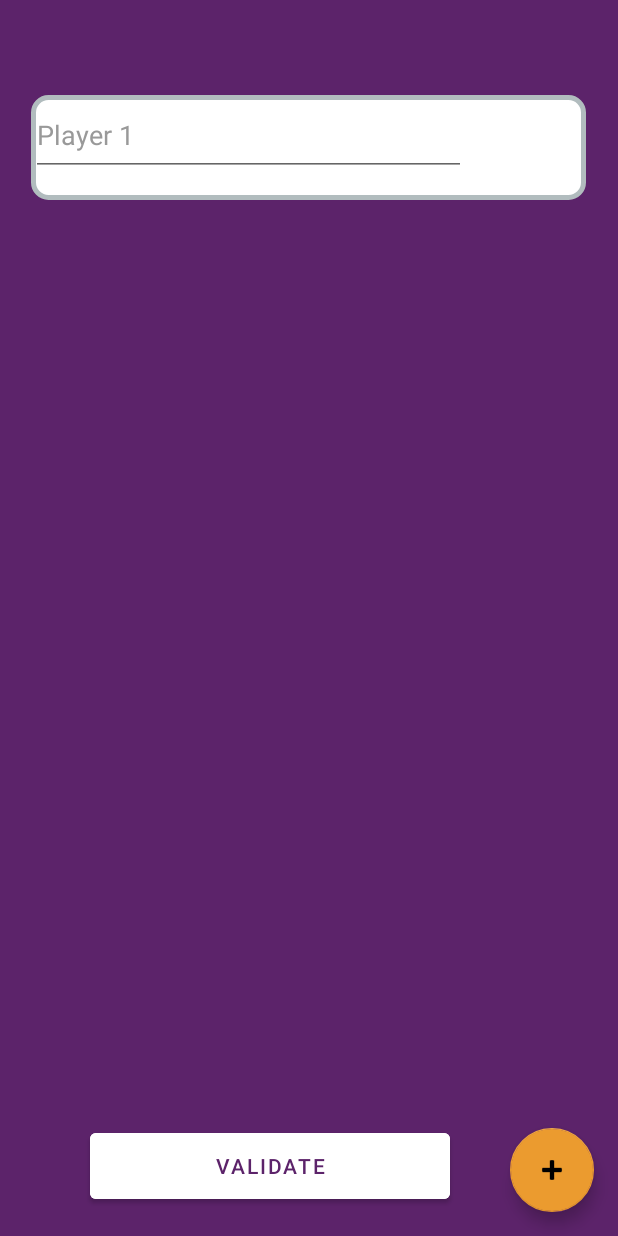
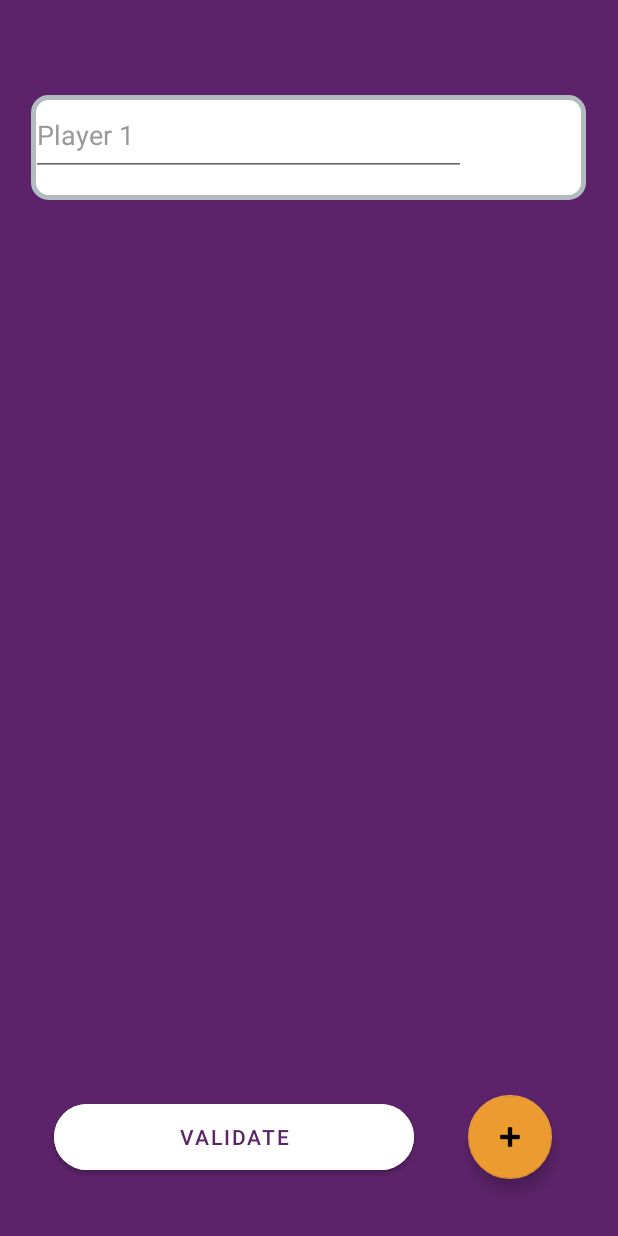
Before and after one commit to beliaran/PFE, an Android app: the AddPlayersFragment screen opened through its navigation route, on a phone screen of 412 x 824 dp. Run offline under Robolectric (Android 15) with nearby library versions, the phone set to English and light mode, and no system bars; our stand-ins replace navigation-ui; 1 statement that could not run was skipped.

Commit message:
changes of design and added scoreboard

```diff
--- a/LD/Android/app/src/main/java/fr/eseo/pfemolkky/ui/addplayers/AddPlayersFragment.java
+++ b/LD/Android/app/src/main/java/fr/eseo/pfemolkky/ui/addplayers/AddPlayersFragment.java
@@ -112,7 +112,7 @@ public class AddPlayersFragment extends Fragment {
         LinearLayout layoutPlayers = root.findViewById(R.id.layoutPlayers);
         layoutPlayers.removeAllViews();
         ConstraintLayout clspace= new ConstraintLayout(getContext());
-        ViewGroup.LayoutParams layoutParams = new ViewGroup.LayoutParams(
+        ConstraintLayout.LayoutParams layoutParams = new ConstraintLayout.LayoutParams(
                 ConstraintLayout.LayoutParams.MATCH_PARENT,
                 (int)TypedValue.applyDimension(TypedValue.COMPLEX_UNIT_DIP, 60, getResources().getDisplayMetrics()));
         clspace.setLayoutParams(layoutParams);
--- a/LD/Android/app/src/main/res/drawable/selecttypegameroundedcorner.xml
+++ b/LD/Android/app/src/main/res/drawable/selecttypegameroundedcorner.xml
@@ -2,9 +2,4 @@
 <shape xmlns:android="http://schemas.android.com/apk/res/android">
     <solid android:color="@color/white"/>
     <corners android:radius="100dp" />
-
-    <stroke
-        android:width="5dp"
-        android:color="@color/orange"
-        />
 </shape>
--- a/LD/Android/app/src/main/res/layout-land/fragment_main.xml
+++ b/LD/Android/app/src/main/res/layout-land/fragment_main.xml
@@ -22,7 +22,8 @@
         app:layout_constraintHorizontal_bias="0.205"
         app:layout_constraintStart_toStartOf="parent"
         app:layout_constraintTop_toTopOf="parent"
-        app:layout_constraintVertical_bias="0.909" />
+        app:layout_constraintVertical_bias="0.909"
+        app:rippleColor="@color/orange" />
 
     <Button
         android:id="@+id/buttonConnectMolkky"
@@ -37,7 +38,8 @@
         app:layout_constraintHorizontal_bias="0.826"
         app:layout_constraintStart_toStartOf="parent"
         app:layout_constraintTop_toTopOf="parent"
-        app:layout_constraintVertical_bias="0.909" />
+        app:layout_constraintVertical_bias="0.909"
+        app:rippleColor="@color/orange" />
 
     <ImageView
         android:id="@+id/imageView2"
--- a/LD/Android/app/src/main/res/layout/fragment_add_players.xml
+++ b/LD/Android/app/src/main/res/layout/fragment_add_players.xml
@@ -56,9 +56,9 @@
                             app:layout_constraintBottom_toBottomOf="parent"
                             app:layout_constraintEnd_toEndOf="parent"
                             app:layout_constraintHorizontal_bias="0.2"
-                            app:layout_constraintVertical_bias="0.5"
                             app:layout_constraintStart_toStartOf="parent"
-                            app:layout_constraintTop_toTopOf="parent" />
+                            app:layout_constraintTop_toTopOf="parent"
+                            app:layout_constraintVertical_bias="0.5" />
 
                         <ImageView
                             android:id="@+id/imageView"
@@ -81,17 +81,16 @@
             </LinearLayout>
         </ScrollView>
 
-        <com.google.android.material.floatingactionbutton.FloatingActionButton
-            android:id="@+id/addPlayerButton"
-            android:layout_width="wrap_content"
-            android:layout_height="wrap_content"
-            android:layout_marginEnd="16dp"
-            android:layout_marginBottom="16dp"
-            android:clickable="true"
-            android:src="@android:drawable/ic_input_add"
-            app:backgroundTint="@color/orange"
+        <androidx.constraintlayout.widget.ConstraintLayout
+            android:layout_width="match_parent"
+            android:layout_height="80dp"
+            android:layout_marginTop="1dp"
             app:layout_constraintBottom_toBottomOf="parent"
-            app:layout_constraintEnd_toEndOf="parent" />
+            app:layout_constraintEnd_toEndOf="parent"
+            app:layout_constraintHorizontal_bias="0.0"
+            app:layout_constraintStart_toStartOf="parent"
+            app:layout_constraintTop_toBottomOf="@+id/scrollView3"
+            app:layout_constraintVertical_bias="0.857">
 
             <Button
                 android:id="@+id/launchButton"
@@ -100,11 +99,24 @@
                 android:backgroundTint="@color/white"
                 android:text="@string/validate"
                 android:textColor="@color/purple_molkky"
-            app:layout_constraintBottom_toBottomOf="parent"
+                app:cornerRadius="50dp"
+                app:layout_constraintEnd_toStartOf="@+id/addPlayerButton"
+                app:layout_constraintStart_toStartOf="parent"
+                app:rippleColor="@color/orange"
+                tools:layout_editor_absoluteY="5dp" />
+
+            <com.google.android.material.floatingactionbutton.FloatingActionButton
+                android:id="@+id/addPlayerButton"
+                android:layout_width="wrap_content"
+                android:layout_height="wrap_content"
+                android:clickable="true"
+                android:src="@android:drawable/ic_input_add"
+                app:backgroundTint="@color/orange"
                 app:layout_constraintEnd_toEndOf="parent"
-            app:layout_constraintHorizontal_bias="0.35"
+                app:layout_constraintHorizontal_bias="0.876"
                 app:layout_constraintStart_toStartOf="parent"
-            app:layout_constraintTop_toTopOf="@+id/scrollView3"
-            app:layout_constraintVertical_bias="0.976" />
+                tools:layout_editor_absoluteY="5dp" />
+        </androidx.constraintlayout.widget.ConstraintLayout>
+
     </androidx.constraintlayout.widget.ConstraintLayout>
 </FrameLayout>
--- a/LD/Android/app/src/main/res/layout/fragment_main.xml
+++ b/LD/Android/app/src/main/res/layout/fragment_main.xml
@@ -21,7 +21,8 @@
         app:layout_constraintEnd_toEndOf="parent"
         app:layout_constraintStart_toStartOf="parent"
         app:layout_constraintTop_toTopOf="parent"
-        app:layout_constraintVertical_bias="0.592" />
+        app:layout_constraintVertical_bias="0.592"
+        app:rippleColor="@color/orange" />
 
     <Button
         android:id="@+id/buttonConnectMolkky"
@@ -35,7 +36,8 @@
         app:layout_constraintEnd_toEndOf="parent"
         app:layout_constraintStart_toStartOf="parent"
         app:layout_constraintTop_toTopOf="parent"
-        app:layout_constraintVertical_bias="0.796" />
+        app:layout_constraintVertical_bias="0.796"
+        app:rippleColor="@color/orange" />
 
     <ImageView
         android:id="@+id/imageView2"
--- a/LD/Android/app/src/main/res/navigation/mobile_navigation.xml
+++ b/LD/Android/app/src/main/res/navigation/mobile_navigation.xml
@@ -26,6 +26,11 @@
         android:label="@string/round"
         tools:layout="@layout/fragment_game" />
     <fragment
+        android:id="@+id/nav_scoreboard"
+        android:name="fr.eseo.pfemolkky.ui.main.ScoreBoard"
+        android:label="@string/scoreboard"
+        tools:layout="@layout/fragment_score_board" />
+    <fragment
         android:id="@+id/nav_winner"
         android:name="fr.eseo.pfemolkky.ui.main.Winner"
         android:label="@string/winner"
--- a/LD/Android/app/src/main/res/values/strings.xml
+++ b/LD/Android/app/src/main/res/values/strings.xml
@@ -25,4 +25,7 @@
     <string name="winnerIs">The Winner is :</string>
     <string name="winner">End of Game</string>
     <string name="returnToMenu">Return to Menu</string>
+    <string name="player_name">Player Name</string>
+    <string name="player_score">Score</string>
+    <string name="scoreboard">Scoreboard</string>
 </resources>
```
Also changed, not shown: LD/Android/app/src/main/java/fr/eseo/pfemolkky/ui/main/GameFragment.java (+9 -1 lines), LD/Android/app/src/main/java/fr/eseo/pfemolkky/ui/main/ScoreBoard.java (added, +85 -0 lines), LD/Android/app/src/main/res/layout/fragment_game.xml (+21 -5 lines), LD/Android/app/src/main/res/layout/fragment_score_board.xml (added, +67 -0 lines), LD/Android/app/src/main/res/drawable/battery_25.png (added), LD/Android/app/src/main/res/drawable/battery_50.png (added), LD/Android/app/src/main/res/drawable/battery_75.png (added), LD/Android/app/src/main/res/drawable/battery_disconnected.png (added), LD/Android/app/src/main/res/drawable/battery_full.png (added), LD/Android/app/src/main/res/drawable/battery_low.png (added), LD/Android/app/src/main/res/drawable/cup.png (added). Lines whose indentation alone changed are shown as unchanged.
